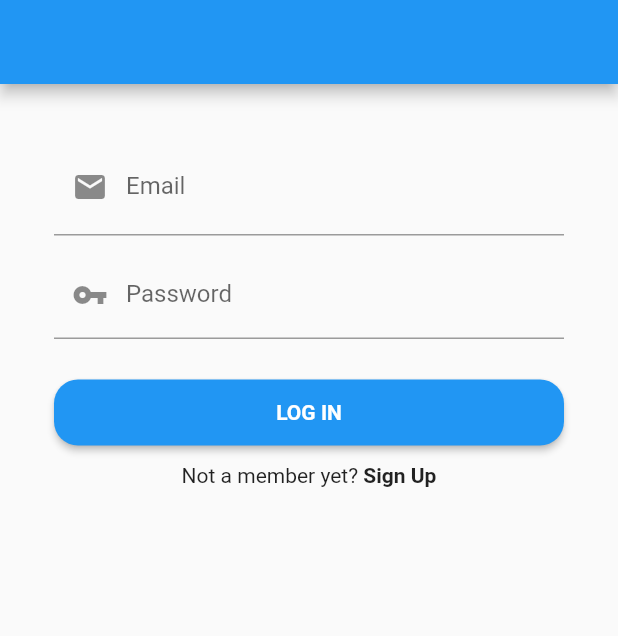
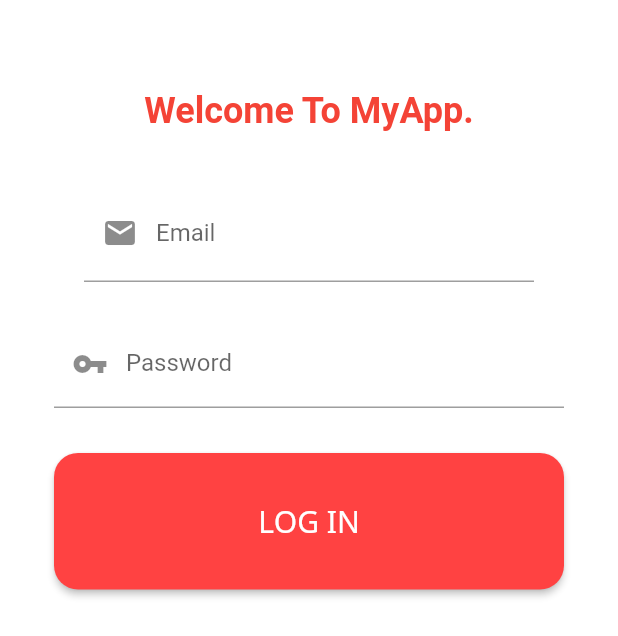
Before and after one commit to DanikingRD/App, a Flutter app: the screen it shows after launch, on a phone screen of 412 x 824 dp. Shown: the top 636 px of the screen. Run offline on Flutter 3.47's test engine with Material 2 defaults, Android fonts, the light colour scheme and no system bars; our stand-ins replace firebase_auth, firebase_core; accounts and stored records are empty.

Commit message:
Implement firebase auth service

```diff
--- /dev/null
+++ b/lib/client/screen/auth.dart
@@ -0,0 +1,118 @@
+import 'package:digital_card_app/server/auth_service.dart';
+import 'package:flutter/material.dart';
+
+class AuthScreen extends StatelessWidget {
+  final AuthService _service;
+  final TextEditingController emailController = TextEditingController();
+  final TextEditingController passwordController = TextEditingController();
+
+  AuthScreen(this._service);
+
+  @override
+  Widget build(BuildContext context) {
+    final themeData = Theme.of(context);
+    final emailTextField = TextFormField(
+      autofocus: false,
+      controller: emailController,
+      keyboardType: TextInputType.emailAddress,
+      textInputAction: TextInputAction.done,
+      onSaved: (v) {
+        print("onSaved() $v");
+      },
+      decoration: const InputDecoration(
+        prefixIcon: Icon(Icons.mail),
+        contentPadding: EdgeInsets.fromLTRB(20, 15, 20, 15),
+        labelText: "Email",
+      ),
+      validator: (input) {
+        if (input!.isEmpty) {
+          return "Please Enter Your Email";
+        } else {
+          return null;
+        }
+      },
+    );
+
+    final passwordTextField = TextFormField(
+      autofocus: false,
+      controller: passwordController,
+      textInputAction: TextInputAction.done,
+      decoration: const InputDecoration(
+        labelText: "Password",
+        prefixIcon: Icon(Icons.vpn_key),
+      ),
+      obscureText: true, // Hides the password
+      validator: (text) {
+        if (text!.isEmpty) {
+          return ('Password is required for login');
+        } else {
+          return null;
+        }
+      },
+    );
+
+    final loginButton = ElevatedButton(
+      child: Text(
+        'LOG IN',
+        style:
+            TextStyle(fontFamily: 'NotoSans', fontSize: 20, color: Colors.white),
+      ),
+      style: TextButton.styleFrom(
+          shape:
+              RoundedRectangleBorder(borderRadius: BorderRadius.circular(16)),
+          padding: const EdgeInsets.all(32),
+          backgroundColor: themeData.primaryColor),
+      onPressed: (() async {}),
+    );
+
+    return Scaffold(
+        backgroundColor: themeData.backgroundColor,
+        body: SingleChildScrollView(
+          child: Padding(
+            padding: const EdgeInsets.all(36.0),
+            child: Column(
+              mainAxisAlignment: MainAxisAlignment.center,
+              crossAxisAlignment: CrossAxisAlignment.center,
+              children: [
+                const SizedBox(height: 24),
+                const Text('Welcome To MyApp.', style: TextStyle(
+                  fontSize: 24,
+                  fontWeight: FontWeight.bold
+                ),),
+                const SizedBox(height: 20),
+                Container(
+                  padding: const EdgeInsets.symmetric(horizontal: 20, vertical: 15),
+                  decoration: BoxDecoration(
+                    color: Colors.white,
+                    borderRadius: BorderRadius.circular(16)
+                  ),
+                  child: emailTextField,
+                ),
+                const SizedBox(height: 10),
+                passwordTextField,
+                const SizedBox(height: 30),
+                SizedBox(
+                  width: double.infinity,
+                  child: loginButton,
+                ),
+                const SizedBox(height: 20),
+                Row(
+                  mainAxisAlignment: MainAxisAlignment.center,
+                  children: [
+                    const Text('Not a member yet? ', style: TextStyle(color: Colors.white)),
+                    GestureDetector(
+                      onTap: () {
+                        // Navigator.push(context, MaterialPageRoute(builder: (ctx) => ))
+                      },
+                      child: const Text('SignUp', style: TextStyle(color: Colors.white, fontWeight: FontWeight.bold),
+                      ),
+                    ),
+                  ],
+                )
+              ],
+            ),
+          ),
+        )
+      );
+  }
+}
--- /dev/null
+++ b/lib/common/model/user.dart
@@ -0,0 +1,6 @@
+class CustomUser {
+
+  final String? uid;
+  CustomUser({this.uid});
+
+}
--- a/lib/main.dart
+++ b/lib/main.dart
@@ -1,23 +1,32 @@
+import 'package:digital_card_app/client/screen/auth.dart';
+import 'package:digital_card_app/server/auth_service.dart';
+import 'package:firebase_auth/firebase_auth.dart';
+import 'package:firebase_core/firebase_core.dart';
+import 'package:flutter/material.dart';
 
-
-import 'package:digital_card_app/screen/auth_screen.dart';
-import 'package:flutter/material.dart';
-import 'package:flutter/widgets.dart';
-
-void main(List<String> args) {
+Future<void> main(List<String> args) async {
+  WidgetsFlutterBinding.ensureInitialized();
+  await Firebase.initializeApp();
   runApp(HomePageWidget());
 }
 
 class HomePageWidget extends StatelessWidget {
+
+   static final AuthService _service = AuthService(FirebaseAuth.instance);
 
   @override
   Widget build(BuildContext context) {
     return MaterialApp(
       title: 'Digital Card App',
       theme: ThemeData(
-        primarySwatch: Colors.blue
+        primaryColor: Color.fromARGB(255, 255, 66, 66),
+        backgroundColor: Colors.white,
+        fontFamily: 'NotoSans',
+        textTheme: ThemeData.light().textTheme.apply(
+          bodyColor: Colors.red,
+        )
       ),
-      home: AuthScreen(),
+      home: AuthScreen(_service),
     );
   }
 }
--- a/lib/screen/auth_screen.dart
+++ /dev/null
@@ -1,84 +0,0 @@
-import 'package:flutter/material.dart';
-import 'package:flutter/widgets.dart';
-
-class AuthScreen extends StatelessWidget {
-  final TextEditingController emailController = TextEditingController();
-  final TextEditingController passwordController = TextEditingController();
-
-  @override
-  Widget build(BuildContext context) {
-    final themeColor = Theme.of(context).primaryColor;
-    final emailTextField = TextFormField(
-      autofocus: false,
-      controller: emailController,
-      keyboardType: TextInputType.emailAddress,
-      textInputAction: TextInputAction.done,
-      onSaved: (v) {
-        print("onSaved() $v");
-      },
-      decoration: const InputDecoration(
-        prefixIcon: Icon(Icons.mail),
-        contentPadding: EdgeInsets.fromLTRB(20, 15, 20, 15),
-        labelText: "Email",
-      ),
-    );
-
-    final passwordTextField = TextFormField(
-      autofocus: false,
-      controller: passwordController,
-      textInputAction: TextInputAction.done,
-      decoration: const InputDecoration(
-        labelText: "Password",
-        prefixIcon: Icon(Icons.vpn_key),
-      ),
-      obscureText: true, // Hides the password
-    );
-
-    final loginButton = ElevatedButton(
-      child: const Text(
-        'LOG IN',
-        style: TextStyle(
-          fontWeight: FontWeight.bold,
-        ),
-      ),
-      style: TextButton.styleFrom(
-          shape:
-              RoundedRectangleBorder(borderRadius: BorderRadius.circular(16)),
-          padding: const EdgeInsets.all(14)),
-      onPressed: (() => {}),
-    );
-
-    return Scaffold(
-        appBar: AppBar(
-          backgroundColor: themeColor,
-        ),
-        body: SingleChildScrollView(
-          child: Padding(
-            padding: const EdgeInsets.all(36.0),
-            child: Column(
-              mainAxisAlignment: MainAxisAlignment.center,
-              crossAxisAlignment: CrossAxisAlignment.center,
-              children: [
-                emailTextField,
-                const SizedBox(height: 10),
-                passwordTextField,
-                const SizedBox(height: 25),
-                SizedBox(
-                  width: double.infinity,
-                  child: loginButton,
-                ),
-                const SizedBox(height: 10),
-                Row(
-                  mainAxisAlignment: MainAxisAlignment.center,
-                  children: const [
-                    Text('Not a member yet? '),
-                    Text('Sign Up', style: TextStyle(fontWeight: FontWeight.bold),
-                    )
-                  ],
-                )
-              ],
-            ),
-          ),
-        ));
-  }
-}
```
Also changed, not shown: lib/client/screen/registration.dart (added, +16 -0 lines), lib/server/auth_listener.dart (added, +13 -0 lines), lib/server/auth_service.dart (added, +40 -0 lines), pubspec.yaml (+14 -20 lines), assets/font/NotoSans-Bold-Italic.ttf (added), assets/font/NotoSans-Bold.ttf (added), assets/font/NotoSans-Italic.ttf (added), assets/font/NotoSans-Regular.ttf (added), lib/server/AuthService.dart (deleted), pubspec.lock.
